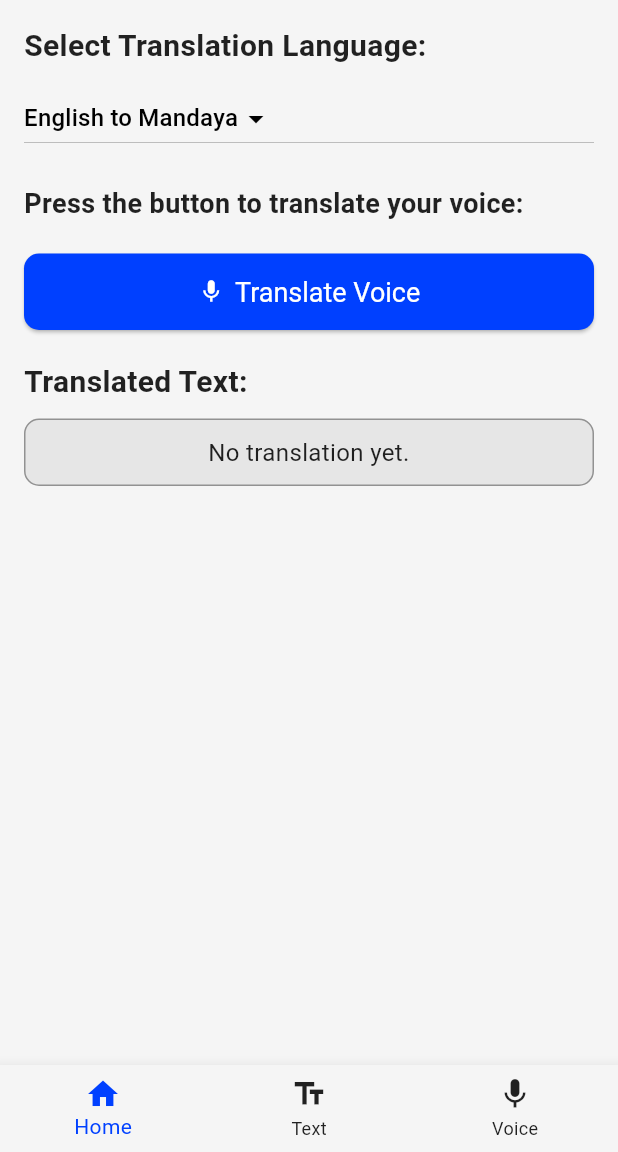
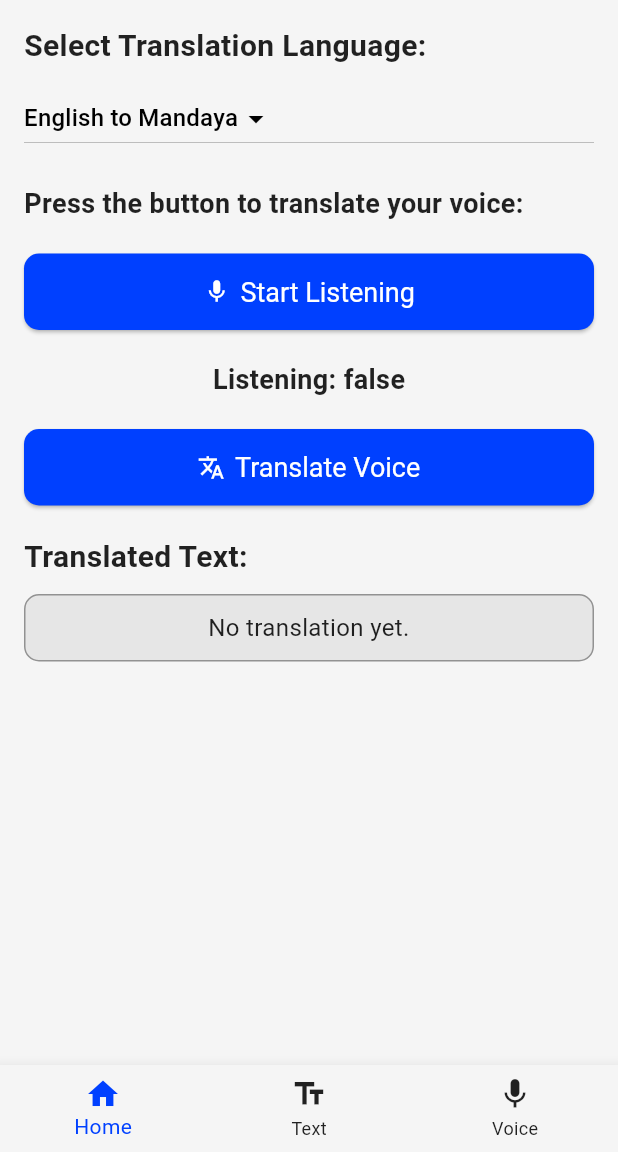
Before and after one commit to WenDEVLIFE/TranslatorApp, a Flutter app: the VoiceTranslatorPage screen opened by its route, on a phone screen of 412 x 824 dp, the part 84-1236 px from its top. Run offline on Flutter 3.47's test engine with Material 3 defaults, Android fonts, the light colour scheme and no system bars; our stand-ins replace firebase_core, permission_handler, speech_to_text; accounts and stored records are empty.

Commit message:
Added voice function 👌

```diff
--- a/lib/voice_translator_page.dart
+++ b/lib/voice_translator_page.dart
@@ -1,5 +1,7 @@
 import 'package:flutter/material.dart';
-
+import 'package:speech_to_text/speech_to_text.dart' as stt;
+import 'package:permission_handler/permission_handler.dart';
+import 'component/Translator.dart';
 
 class VoiceTranslatorPage extends StatefulWidget {
   const VoiceTranslatorPage({super.key});
@@ -9,14 +11,60 @@ class VoiceTranslatorPage extends StatefulWidget {
 }
 
 class _VoiceTranslatorPageState extends State<VoiceTranslatorPage> {
-  String _translatedText = ''; // Placeholder for translated text
-  String _selectedLanguage = 'English to Mandaya'; // Default language option
+  late stt.SpeechToText _speech;
+  bool _isListening = false;
+  String _text = '';
+  String _translatedText = '';
+  String _selectedLanguage = 'English to Mandaya';
+  final Translator _translator = Translator();
 
-  // Function to handle voice translation (placeholder)
-  void _startVoiceTranslation() {
+  @override
+  void initState() {
+    super.initState();
+    _speech = stt.SpeechToText();
+  }
+
+  Future<void> _startListening() async {
+    if (await Permission.microphone.request().isGranted) {
+      bool available = await _speech.initialize(
+        onStatus: (val) => setState(() => _isListening = val == 'listening'),
+        onError: (val) => setState(() => _isListening = false),
+      );
+      if (available) {
+        setState(() => _isListening = true);
+        _speech.listen(
+          onResult: (val) => setState(() {
+            _text = val.recognizedWords;
+          }),
+        );
+      }
+    } else {
+      setState(() {
+        _isListening = false;
+        _translatedText = 'Microphone permission denied';
+      });
+    }
+  }
+
+  void _stopListening() {
+    _speech.stop();
+    setState(() => _isListening = false);
+  }
+
+  Future<void> _translateVoice() async {
+    if (_text.isEmpty) {
+      setState(() {
+        _translatedText = 'No voice input detected.';
+      });
+      return;
+    }
+
+    String sourceLanguage = _selectedLanguage == 'English to Mandaya' ? 'English' : 'Mandaya';
+    String targetLanguage = _selectedLanguage == 'English to Mandaya' ? 'Mandaya' : 'English';
+
+    String translated = await _translator.translateText(_text, sourceLanguage, targetLanguage);
     setState(() {
-      // Simulate a translation result for demonstration
-      _translatedText = 'Translated voice text goes here!';
+      _translatedText = translated;
     });
   }
 
@@ -24,17 +72,15 @@ class _VoiceTranslatorPageState extends State<VoiceTranslatorPage> {
   Widget build(BuildContext context) {
     return Scaffold(
       appBar: AppBar(
-        automaticallyImplyLeading: false, // This removes the back arrow
+        automaticallyImplyLeading: false,
         title: const Text(
           'Voice Translator',
-          style:
-              TextStyle(color: Colors.white), // Clear and visible title color
+          style: TextStyle(color: Colors.white),
         ),
-        backgroundColor: const Color.fromARGB(255, 0, 64, 255), // Brighter blue
+        backgroundColor: const Color.fromARGB(255, 0, 64, 255),
       ),
       body: Container(
-        color:
-            const Color.fromARGB(255, 245, 245, 245), // Light gray background
+        color: const Color.fromARGB(255, 245, 245, 245),
         child: Padding(
           padding: const EdgeInsets.all(16.0),
           child: Column(
@@ -45,7 +91,7 @@ class _VoiceTranslatorPageState extends State<VoiceTranslatorPage> {
                 style: TextStyle(
                   fontSize: 20,
                   fontWeight: FontWeight.bold,
-                  color: Colors.black87, // Professional dark color
+                  color: Colors.black87,
                 ),
               ),
               const SizedBox(height: 10),
@@ -82,15 +128,43 @@ class _VoiceTranslatorPageState extends State<VoiceTranslatorPage> {
               ),
               const SizedBox(height: 20),
               ElevatedButton.icon(
-                onPressed: _startVoiceTranslation,
-                icon: const Icon(Icons.mic), // Voice icon
+                onPressed: _isListening ? _stopListening : _startListening,
+                icon: Icon(_isListening ? Icons.mic_off : Icons.mic),
+                label: Text(_isListening ? 'Stop Listening' : 'Start Listening'),
+                style: ElevatedButton.styleFrom(
+                  padding: const EdgeInsets.symmetric(horizontal: 30, vertical: 15),
+                  textStyle: const TextStyle(fontSize: 18),
+                  backgroundColor: const Color.fromARGB(255, 0, 64, 255),
+                  foregroundColor: Colors.white,
+                  shape: RoundedRectangleBorder(
+                    borderRadius: BorderRadius.circular(10),
+                  ),
+                ),
+              ),
+              const SizedBox(height: 20),
+              Column(
+                mainAxisAlignment: MainAxisAlignment.center,
+                children: [
+                  Text(
+                    'Listening: $_isListening',
+                    style: const TextStyle(
+                      fontSize: 18,
+                      fontWeight: FontWeight.bold,
+                      color: Colors.black87,
+                    ),
+                  )
+                ],
+              ),
+              const SizedBox(height: 20),
+              ElevatedButton.icon(
+                onPressed: _translateVoice,
+                icon: const Icon(Icons.translate),
                 label: const Text('Translate Voice'),
                 style: ElevatedButton.styleFrom(
-                  padding:
-                      const EdgeInsets.symmetric(horizontal: 30, vertical: 15),
+                  padding: const EdgeInsets.symmetric(horizontal: 30, vertical: 15),
                   textStyle: const TextStyle(fontSize: 18),
                   backgroundColor: const Color.fromARGB(255, 0, 64, 255),
-                  foregroundColor: Colors.white, // White text for clarity
+                  foregroundColor: Colors.white,
                   shape: RoundedRectangleBorder(
                     borderRadius: BorderRadius.circular(10),
                   ),
@@ -117,9 +191,7 @@ class _VoiceTranslatorPageState extends State<VoiceTranslatorPage> {
                   color: const Color.fromARGB(255, 230, 230, 230),
                 ),
                 child: Text(
-                  _translatedText.isEmpty
-                      ? 'No translation yet.'
-                      : _translatedText,
+                  _translatedText.isEmpty ? 'No translation yet.' : _translatedText,
                   style: const TextStyle(fontSize: 16, color: Colors.black87),
                   textAlign: TextAlign.center,
                 ),
@@ -151,8 +223,7 @@ class _VoiceTranslatorPageState extends State<VoiceTranslatorPage> {
           if (index == 0) {
             Navigator.pushNamed(context, '/'); // Navigate to Home
           } else if (index == 1) {
-            Navigator.pushNamed(
-                context, '/textTranslator'); // Navigate to Text Translator
+            Navigator.pushNamed(context, '/textTranslator'); // Navigate to Text Translator
           } else if (index == 2) {
             Navigator.pushNamed(context, '/voiceTranslator'); // Current Page
           }
--- a/pubspec.yaml
+++ b/pubspec.yaml
@@ -15,6 +15,8 @@ dependencies:
   cloud_firestore: any
   http: ^1.2.2
   firebase_data_connect: ^0.1.2+1
+  speech_to_text: any
+  permission_handler: ^10.2.0
 
   #mongo_dart: ^0.10.3
   #http: ^1.2.2  # Use the latest compatible version
```
Also changed, not shown: pubspec.lock, 5 other files.
